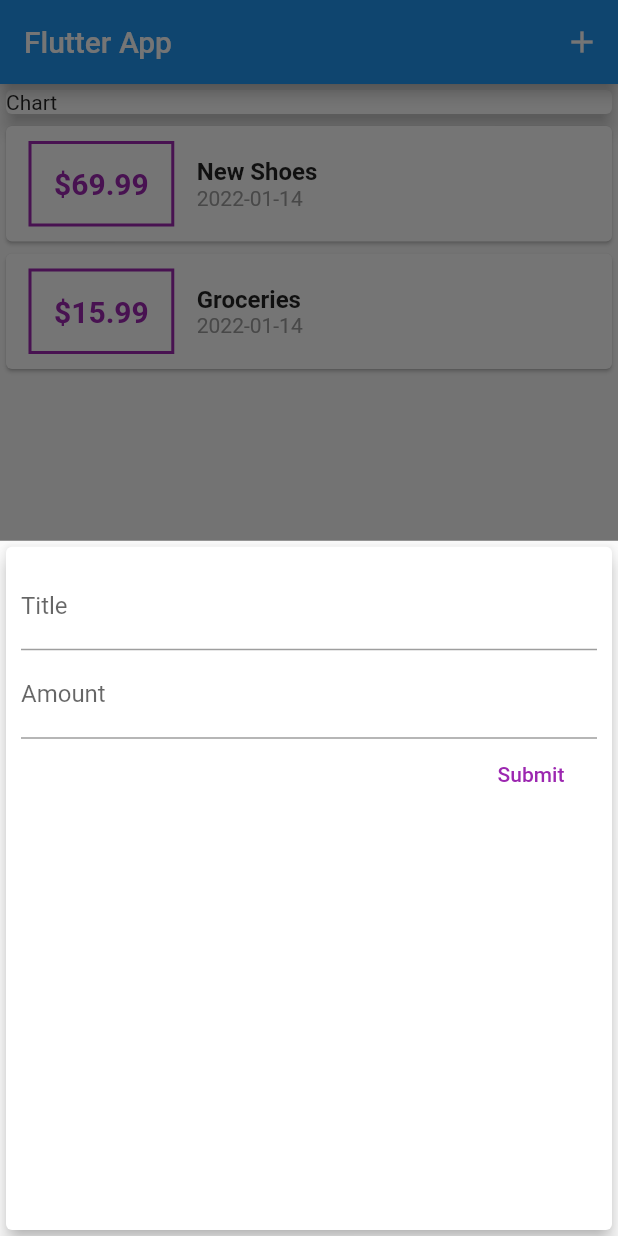
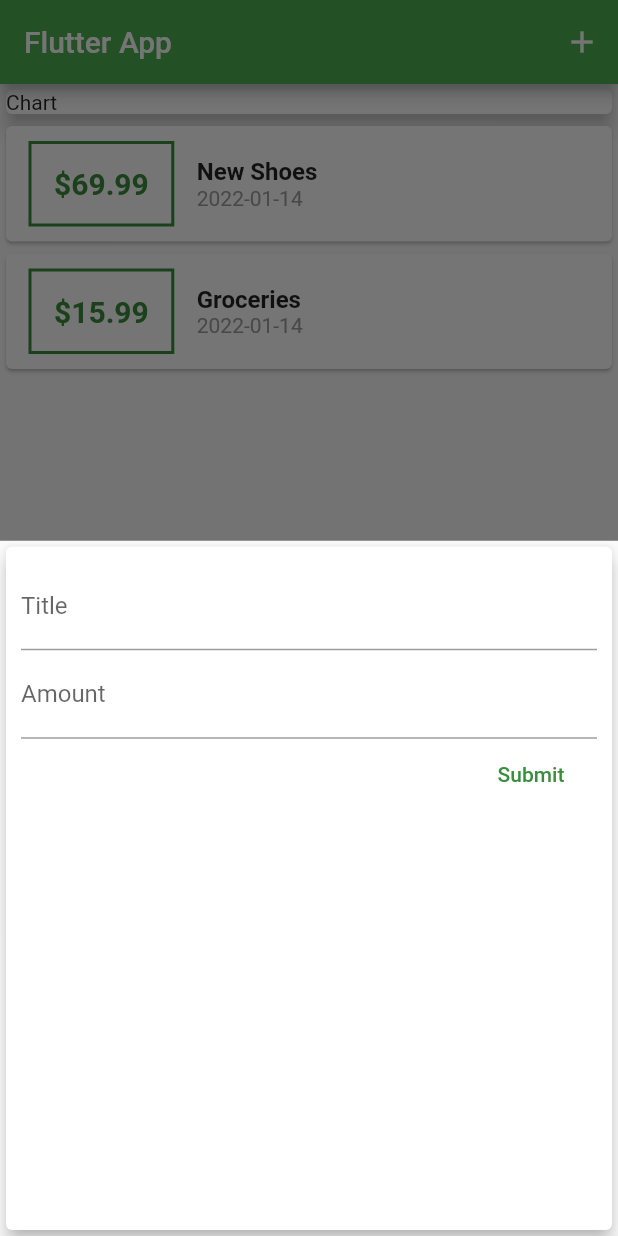
Before and after one commit to tferrerm/flutter-tutorial, a Flutter app: the screen it shows after launch, after a tap on the "add" icon, on a phone screen of 412 x 824 dp. Run offline on Flutter 3.47's test engine with Material 2 defaults, Android fonts, the phone set to English and light mode, and no system bars.

Commit message:
Start using theming

```diff
--- a/expense_tracker/lib/main.dart
+++ b/expense_tracker/lib/main.dart
@@ -10,7 +10,10 @@ class MyApp extends StatelessWidget {
   @override
   Widget build(BuildContext context) {
     return MaterialApp(
-      title: 'Flutter App',
+      title: 'Personal Expenses',
+      theme: ThemeData(
+        primarySwatch: Colors.green, // automatically generates different shades of the color
+      ),
       home: MyHomePage(),
     );
   }
--- a/expense_tracker/lib/widgets/new_transaction.dart
+++ b/expense_tracker/lib/widgets/new_transaction.dart
@@ -57,7 +57,7 @@ class _NewTransactionState extends State<NewTransaction> {
             FlatButton(
               onPressed: submitData,
               child: Text('Submit'),
-              textColor: Colors.purple,
+              textColor: Theme.of(context).primaryColorDark,
             )
           ],
         ),
--- a/expense_tracker/lib/widgets/transaction_list.dart
+++ b/expense_tracker/lib/widgets/transaction_list.dart
@@ -21,7 +21,7 @@ class TransactionList extends StatelessWidget {
                   margin: EdgeInsets.symmetric(vertical: 10, horizontal: 15),
                   decoration: BoxDecoration(
                     border: Border.all(
-                      color: Colors.purple,
+                      color: Theme.of(context).primaryColorDark,
                       width: 2,
                     ),
                   ),
@@ -31,7 +31,7 @@ class TransactionList extends StatelessWidget {
                     style: TextStyle(
                       fontWeight: FontWeight.bold,
                       fontSize: 20,
-                      color: Colors.purple,
+                      color: Theme.of(context).primaryColorDark,
                     ),
                   ),
                 ),
```
